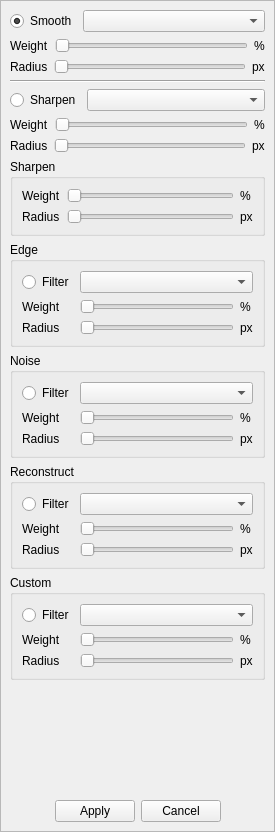
mattykakes/qcvTouchUp, file src/filtermenu.ui: the form before one commit.
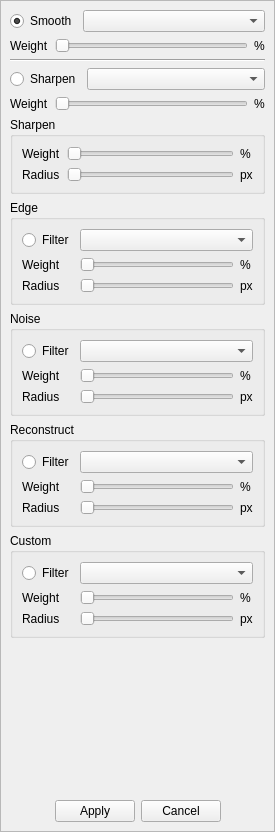
The form after the commit.

Commit message: Unsharpen and Filter UI to one slider

What changed in the file:
```diff
--- a/src/filtermenu.ui
+++ b/src/filtermenu.ui
@@ -105,43 +105,6 @@
       </item>
      </layout>
     </item>
-    <item>
-     <layout class="QHBoxLayout" name="horizontalLayout_SmoothRadius">
-      <item>
-       <widget class="QLabel" name="label_SmoothRadius">
-        <property name="text">
-         <string>Radius</string>
-        </property>
-        <property name="buddy">
-         <cstring>horizontalSlider_SmoothRadius</cstring>
-        </property>
-       </widget>
-      </item>
-      <item>
-       <widget class="QSlider" name="horizontalSlider_SmoothRadius">
-        <property name="minimum">
-         <number>1</number>
-        </property>
-        <property name="maximum">
-         <number>20</number>
-        </property>
-        <property name="tracking">
-         <bool>false</bool>
-        </property>
-        <property name="orientation">
-         <enum>Qt::Horizontal</enum>
-        </property>
-       </widget>
-      </item>
-      <item>
-       <widget class="QLabel" name="label_SmoothPx">
-        <property name="text">
-         <string>px</string>
-        </property>
-       </widget>
-      </item>
-     </layout>
-    </item>
     <item>
      <widget class="Line" name="line">
       <property name="orientation">
@@ -210,43 +173,6 @@
       </item>
      </layout>
     </item>
-    <item>
-     <layout class="QHBoxLayout" name="horizontalLayout_SharpenRadius">
-      <item>
-       <widget class="QLabel" name="label_SharpenRadius">
-        <property name="text">
-         <string>Radius</string>
-        </property>
-        <property name="buddy">
-         <cstring>horizontalSlider_SmoothRadius</cstring>
-        </property>
-       </widget>
-      </item>
-      <item>
-       <widget class="QSlider" name="horizontalSlider_SharpenRadius">
-        <property name="minimum">
-         <number>1</number>
-        </property>
-        <property name="maximum">
-         <number>20</number>
-        </property>
-        <property name="tracking">
-         <bool>false</bool>
-        </property>
-        <property name="orientation">
-         <enum>Qt::Horizontal</enum>
-        </property>
-       </widget>
-      </item>
-      <item>
-       <widget class="QLabel" name="label_SharpenPx">
-        <property name="text">
-         <string>px</string>
-        </property>
-       </widget>
-      </item>
-     </layout>
-    </item>
     <item>
      <widget class="QGroupBox" name="groupBox_4">
       <property name="title">
```
Left out of the diff: 63 changed lines with no effect on the pictures. The commit also changes 5 other files.
